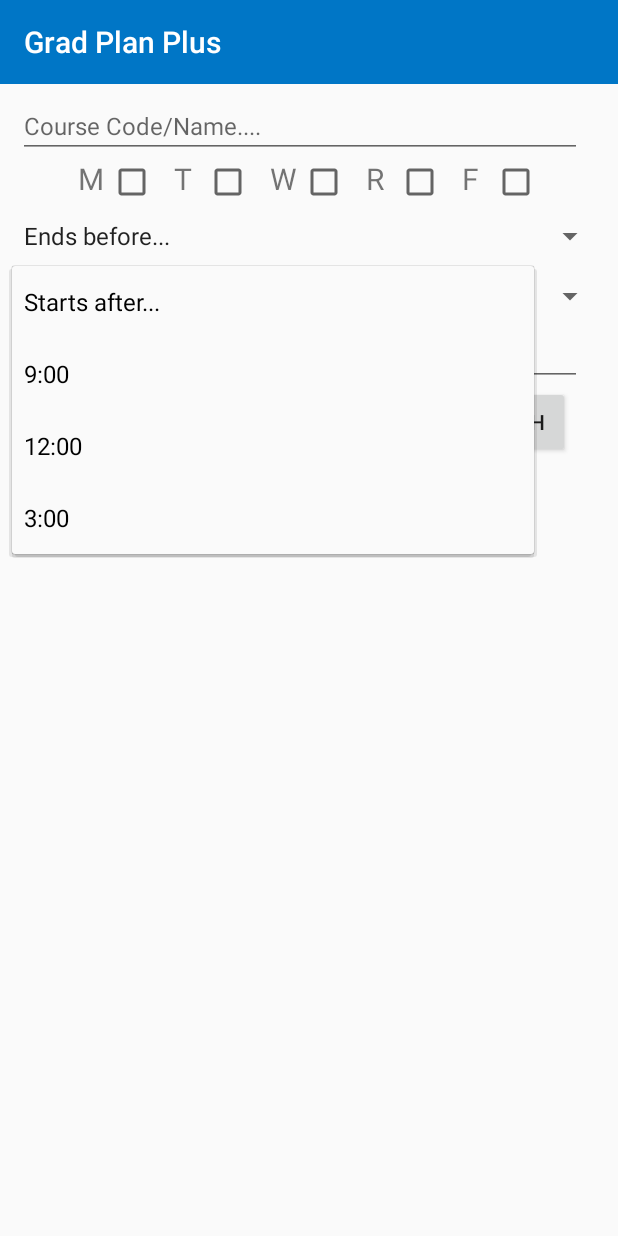
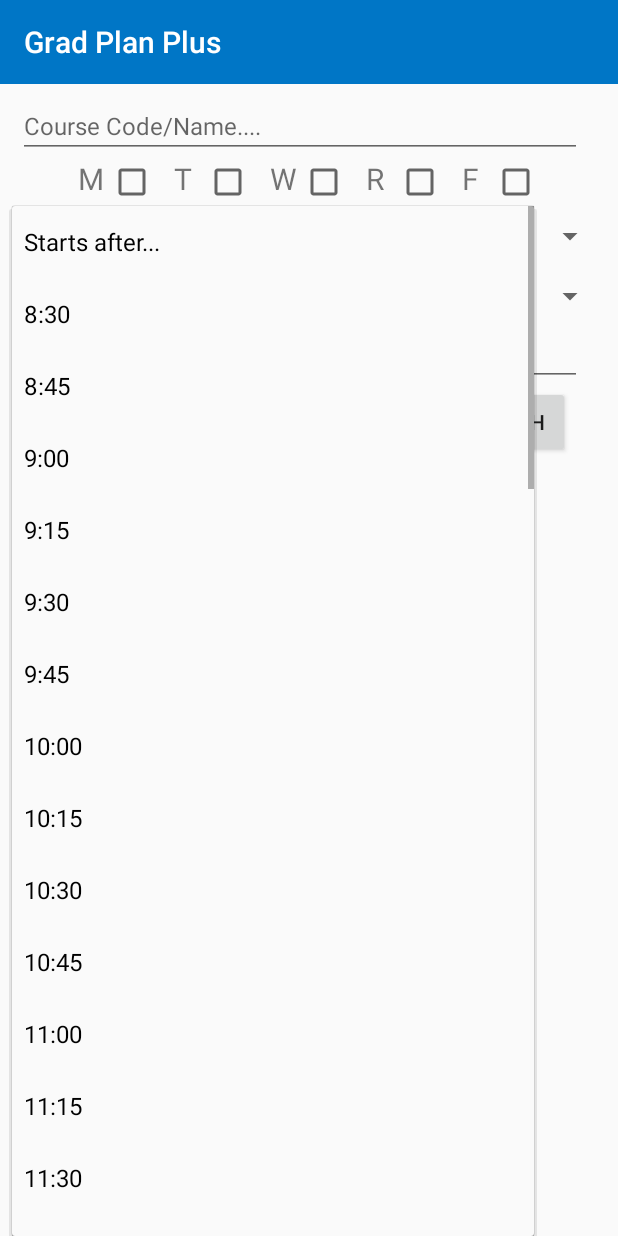
Before and after one commit to tysondoberneck/GradPlanProject, an Android app: the SearchActivity screen opened directly, with no data from a screen before it, after a tap on "Starts after...", on a phone screen of 412 x 824 dp. Run offline under Robolectric (Android 15) with nearby library versions, the phone set to English and light mode, and no system bars; our stand-ins replace Firebase (no records; nobody signed in at launch, a user with empty details on screens opened directly); libraries missing offline, so code that uses them is left out: com.mikepenz.materialdrawer; 8 statements that could not run were skipped.

Commit message:
Switched around time spinners in SearchActivity, updated lists to hold all possible 15-minute increments

```diff
--- a/app/src/main/java/com/example/gradplanproject/SearchActivity.java
+++ b/app/src/main/java/com/example/gradplanproject/SearchActivity.java
@@ -112,13 +112,13 @@ public class SearchActivity extends AppCompatActivity {
 
         Spinner spinner1 = findViewById(R.id.spinner1);
         ArrayAdapter<CharSequence> adapter1 = ArrayAdapter.createFromResource(this,
-                R.array.beforeTime_list, android.R.layout.simple_spinner_item);
+                R.array.afterTime_list, android.R.layout.simple_spinner_item);
         adapter1.setDropDownViewResource(android.R.layout.simple_spinner_dropdown_item);
         spinner1.setAdapter(adapter1);
 
         Spinner spinner2 = findViewById(R.id.spinner2);
         ArrayAdapter<CharSequence> adapter2 = ArrayAdapter.createFromResource(this,
-                R.array.afterTime_list, android.R.layout.simple_spinner_item);
+                R.array.beforeTime_list, android.R.layout.simple_spinner_item);
         adapter2.setDropDownViewResource(android.R.layout.simple_spinner_dropdown_item);
         spinner2.setAdapter(adapter2);
     }
@@ -218,10 +218,10 @@ public class SearchActivity extends AppCompatActivity {
         String courseCodeOrName = editText2.getText().toString().toUpperCase().replaceAll(" ","");
 
         Spinner mySpinner1 = findViewById(R.id.spinner1);
-        String endTime = mySpinner1.getSelectedItem().toString();
+        String startTime = mySpinner1.getSelectedItem().toString();
 
         Spinner mySpinner2 = findViewById(R.id.spinner2);
-        String startTime = mySpinner2.getSelectedItem().toString();
+        String endTime = mySpinner2.getSelectedItem().toString();
 
         EditText editText = findViewById(R.id.editText);
         String instructor = editText.getText().toString();
@@ -229,7 +229,7 @@ public class SearchActivity extends AppCompatActivity {
         //check if the switch is on or off
         boolean sectionFull = false;
         Switch simpleSwitch = (Switch) findViewById(R.id.switch1);
-        if (simpleSwitch.isChecked() == true) {
+        if (simpleSwitch.isChecked()) {
             sectionFull = true;
         }
 
@@ -282,35 +282,36 @@ public class SearchActivity extends AppCompatActivity {
 
                                 // wds.getInstructor().equals(course.getInstructors().get(0).get("first"))
 
-//                                if (wds.getInstructor() != course.getInstructors().get(0).get("first")) {
-//                                    continue;
-//                                }
-//
-//                                if (wds.getStartTime() != course.getSchedules().get(0).get("start")) {
-//                                    continue;
-//                                }
-//
-//                                if (wds.getStartTime() != course.getSchedules().get(0).get("end")) {
-//                                    continue;
-//                                }
-//
-//                                if (wds.isSectionFull()) {
-//                                    if (course.getSeatsFilled() == course.getSeatsTotal())
-//                                        continue;
-//                                }
-//
-//                                if (course.getSchedules().size() == 1) {
-//                                    boolean matches = true;
-//                                    ArrayList<String> daysList = (ArrayList) course.getSchedules().get(0).get("days");
-//                                    for (int i = 0; i < 5; i++) {
-//                                        if (wds.getDays().get(i) != daysList.get(i)) {
-//                                            matches = false;
-//                                            continue;
-//                                        }
-//                                    }
-//                                    if (matches == false)
-//                                        continue;
-//                                }
+                                if(wds.getInstructor().length() != 0)
+                                    if (wds.getInstructor().equals(course.getInstructors().get(0).get("first"))) {
+                                        continue;
+                                    }
+
+                                if (wds.getStartTime() != course.getSchedules().get(0).get("start")) {
+                                    continue;
+                                }
+
+                                if (wds.getStartTime() != course.getSchedules().get(0).get("end")) {
+                                    continue;
+                                }
+
+                                if (wds.isSectionFull()) {
+                                    if (course.getSeatsFilled() == course.getSeatsTotal())
+                                        continue;
+                                }
+
+                                if (course.getSchedules().size() == 1) {
+                                    boolean matches = true;
+                                    ArrayList<String> daysList = (ArrayList) course.getSchedules().get(0).get("days");
+                                    for (int i = 0; i < 5; i++) {
+                                        if (wds.getDays().get(i) != daysList.get(i)) {
+                                            matches = false;
+                                            continue;
+                                        }
+                                    }
+                                    if (matches == false)
+                                        continue;
+                                }
 
                                 //courses.add(course);
                                 courseList.add(course);
--- a/app/src/main/res/values/strings.xml
+++ b/app/src/main/res/values/strings.xml
@@ -4,15 +4,110 @@
     <string name="next_button">Next Step</string>
     <string-array name="beforeTime_list">
         <item>Ends before...</item>
+        <item>7:45</item>
+        <item>8:00</item>
+        <item>8:15</item>
+        <item>8:30</item>
+        <item>8:45</item>
         <item>9:00</item>
+        <item>9:15</item>
+        <item>9:30</item>
+        <item>9:45</item>
+        <item>10:00</item>
+        <item>10:15</item>
+        <item>10:30</item>
+        <item>10:45</item>
+        <item>11:00</item>
+        <item>11:15</item>
+        <item>11:30</item>
+        <item>11:45</item>
         <item>12:00</item>
+        <item>12:15</item>
+        <item>12:30</item>
+        <item>12:45</item>
+        <item>1:00</item>
+        <item>1:15</item>
+        <item>1:30</item>
+        <item>1:45</item>
+        <item>2:00</item>
+        <item>2:15</item>
+        <item>2:30</item>
+        <item>2:45</item>
         <item>3:00</item>
+        <item>3:15</item>
+        <item>3:30</item>
+        <item>3:45</item>
+        <item>4:00</item>
+        <item>4:15</item>
+        <item>4:30</item>
+        <item>4:45</item>
+        <item>5:00</item>
+        <item>5:15</item>
+        <item>5:30</item>
+        <item>5:45</item>
+        <item>6:00</item>
+        <item>6:15</item>
+        <item>6:30</item>
+        <item>6:45</item>
+        <item>7:00</item>
+        <item>7:15</item>
+        <item>7:30</item>
+        <item>7:45</item>
+        <item>8:00</item>
     </string-array>
     <string-array name="afterTime_list">
         <item>Starts after...</item>
+        <item>8:30</item>
+        <item>8:45</item>
         <item>9:00</item>
+        <item>9:15</item>
+        <item>9:30</item>
+        <item>9:45</item>
+        <item>10:00</item>
+        <item>10:15</item>
+        <item>10:30</item>
+        <item>10:45</item>
+        <item>11:00</item>
+        <item>11:15</item>
+        <item>11:30</item>
+        <item>11:45</item>
         <item>12:00</item>
+        <item>12:15</item>
+        <item>12:30</item>
+        <item>12:45</item>
+        <item>1:00</item>
+        <item>1:15</item>
+        <item>1:30</item>
+        <item>1:45</item>
+        <item>2:00</item>
+        <item>2:15</item>
+        <item>2:30</item>
+        <item>2:45</item>
         <item>3:00</item>
+        <item>3:15</item>
+        <item>3:30</item>
+        <item>3:45</item>
+        <item>4:00</item>
+        <item>4:15</item>
+        <item>4:30</item>
+        <item>4:45</item>
+        <item>5:00</item>
+        <item>5:15</item>
+        <item>5:30</item>
+        <item>5:45</item>
+        <item>6:00</item>
+        <item>6:15</item>
+        <item>6:30</item>
+        <item>6:45</item>
+        <item>7:00</item>
+        <item>7:15</item>
+        <item>7:30</item>
+        <item>7:45</item>
+        <item>8:00</item>
+        <item>8:15</item>
+        <item>8:30</item>
+        <item>8:45</item>
+        <item>9:00</item>
     </string-array>
     <string-array name="day_list">
         <item>Day(s)...</item>
```
